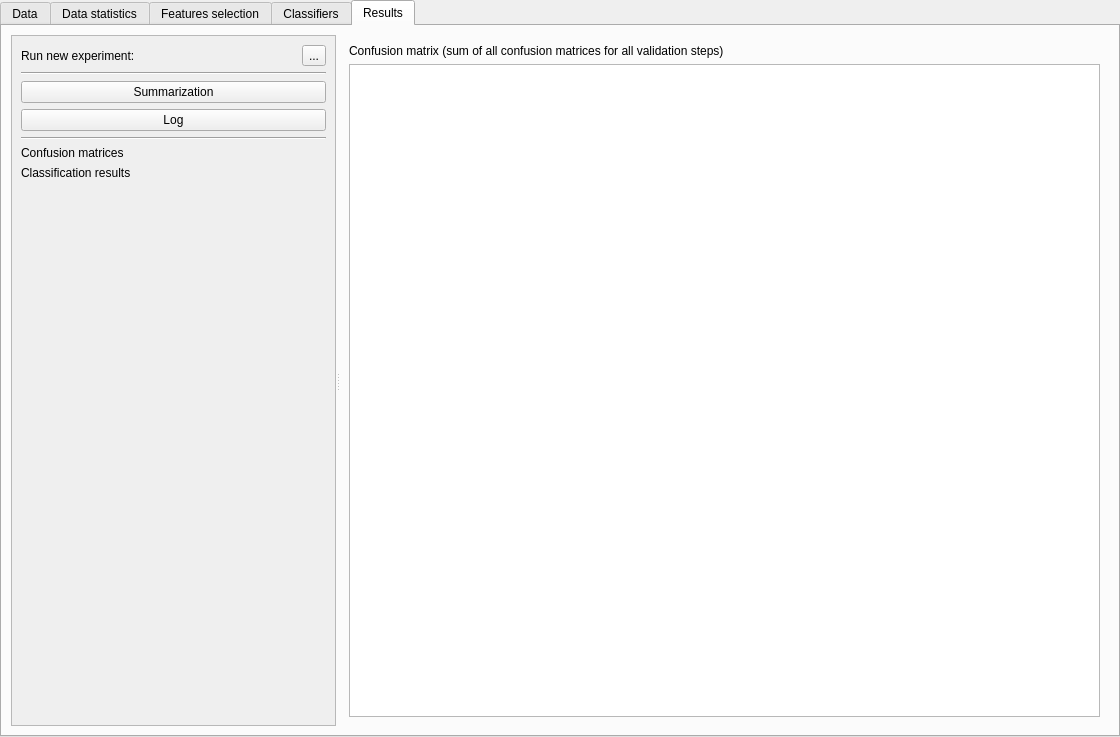
The window that classmark/ui/templates/experiment.ui (mdocekal/ClassMark) describes before a commit, drawn with Qt 5.
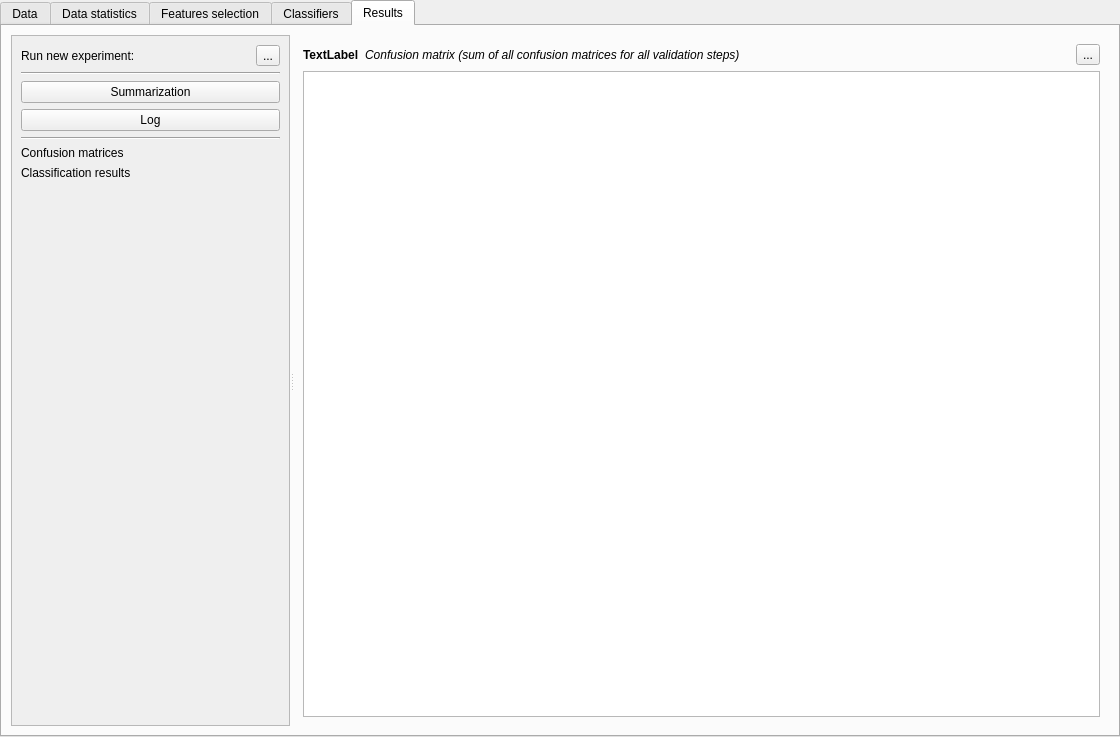
The same window after the commit. The open tabs and pages were chosen to show the change. Icons and pictures are not drawn.

Commit message: Saving results and confusion matrices.

```diff
--- a/classmark/ui/templates/experiment.ui
+++ b/classmark/ui/templates/experiment.ui
@@ -1323,7 +1323,7 @@
                 <rect>
                  <x>0</x>
                  <y>0</y>
-                 <width>407</width>
+                 <width>313</width>
                  <height>174</height>
                 </rect>
                </property>
@@ -1460,11 +1460,56 @@
               <widget class="QWidget" name="confussionMatricesPage">
                <layout class="QVBoxLayout" name="verticalLayout_17">
                 <item>
-                 <widget class="QLabel" name="label_24">
-                  <property name="text">
-                   <string>Confusion matrix (sum of all confusion matrices for all validation steps)</string>
-                  </property>
-                 </widget>
+                 <layout class="QHBoxLayout" name="horizontalLayout_7">
+                  <item>
+                   <widget class="QLabel" name="confusionMatrixForClsLabel">
+                    <property name="sizePolicy">
+                     <sizepolicy hsizetype="Minimum" vsizetype="Preferred">
+                      <horstretch>0</horstretch>
+                      <verstretch>0</verstretch>
+                     </sizepolicy>
+                    </property>
+                    <property name="font">
+                     <font>
+                      <weight>75</weight>
+                      <bold>true</bold>
+                     </font>
+                    </property>
+                    <property name="text">
+                     <string>TextLabel</string>
+                    </property>
+                   </widget>
+                  </item>
+                  <item>
+                   <widget class="QLabel" name="label_24">
+                    <property name="sizePolicy">
+                     <sizepolicy hsizetype="Expanding" vsizetype="Preferred">
+                      <horstretch>0</horstretch>
+                      <verstretch>0</verstretch>
+                     </sizepolicy>
+                    </property>
+                    <property name="font">
+                     <font>
+                      <italic>true</italic>
+                     </font>
+                    </property>
+                    <property name="text">
+                     <string>Confusion matrix (sum of all confusion matrices for all validation steps)</string>
+                    </property>
+                   </widget>
+                  </item>
+                  <item>
+                   <widget class="QToolButton" name="saveClassificatorCunfusionMatrixButton">
+                    <property name="text">
+                     <string>...</string>
+                    </property>
+                    <property name="icon">
+                     <iconset>
+                      <normaloff>../icons/save.svg</normaloff>../icons/save.svg</iconset>
+                    </property>
+                   </widget>
+                  </item>
+                 </layout>
                 </item>
                 <item>
                  <widget class="QTableView" name="resultConfussionMatrixTable"/>
```
Left out of the diff: 57 changed lines with no effect on the pictures. The commit also changes 1 other file.
